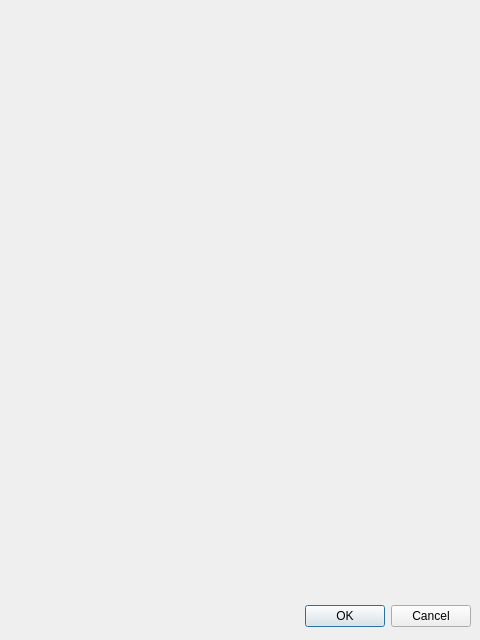
napcode/appstream, file serverconnectiondialog.ui: the form before one commit.
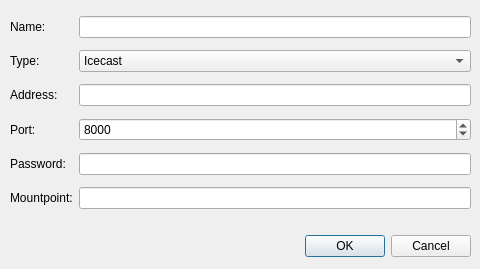
The form after the commit.

```diff
--- a/serverconnectiondialog.ui
+++ b/serverconnectiondialog.ui
@@ -7,7 +7,7 @@
     <x>0</x>
     <y>0</y>
     <width>480</width>
-    <height>640</height>
+    <height>269</height>
    </rect>
   </property>
   <property name="windowTitle">
@@ -17,7 +17,7 @@
    <property name="geometry">
     <rect>
      <x>10</x>
-     <y>600</y>
+     <y>230</y>
      <width>461</width>
      <height>32</height>
     </rect>
@@ -29,6 +29,100 @@
     <set>QDialogButtonBox::Cancel|QDialogButtonBox::Ok</set>
    </property>
   </widget>
+  <widget class="QWidget" name="">
+   <property name="geometry">
+    <rect>
+     <x>10</x>
+     <y>10</y>
+     <width>461</width>
+     <height>211</height>
+    </rect>
+   </property>
+   <layout class="QGridLayout" name="gridLayout">
+    <item row="4" column="0">
+     <widget class="QLabel" name="label_3">
+      <property name="text">
+       <string>Port:</string>
+      </property>
+     </widget>
+    </item>
+    <item row="1" column="0">
+     <widget class="QLabel" name="label">
+      <property name="text">
+       <string>Name:</string>
+      </property>
+     </widget>
+    </item>
+    <item row="4" column="2">
+     <widget class="QSpinBox" name="sbPort">
+      <property name="maximum">
+       <number>65536</number>
+      </property>
+      <property name="value">
+       <number>8000</number>
+      </property>
+     </widget>
+    </item>
+    <item row="5" column="2">
+     <widget class="QLineEdit" name="edPassword">
+      <property name="echoMode">
+       <enum>QLineEdit::PasswordEchoOnEdit</enum>
+      </property>
+     </widget>
+    </item>
+    <item row="6" column="2">
+     <widget class="QLineEdit" name="edMountpoint"/>
+    </item>
+    <item row="3" column="0">
+     <widget class="QLabel" name="label_2">
+      <property name="text">
+       <string>Address:</string>
+      </property>
+     </widget>
+    </item>
+    <item row="6" column="0">
+     <widget class="QLabel" name="label_5">
+      <property name="text">
+       <string>Mountpoint:</string>
+      </property>
+     </widget>
+    </item>
+    <item row="5" column="0">
+     <widget class="QLabel" name="label_4">
+      <property name="text">
+       <string>Password:</string>
+      </property>
+     </widget>
+    </item>
+    <item row="1" column="2">
+     <widget class="QLineEdit" name="edName"/>
+    </item>
+    <item row="3" column="2">
+     <widget class="QLineEdit" name="edAdress"/>
+    </item>
+    <item row="2" column="0">
+     <widget class="QLabel" name="label_6">
+      <property name="text">
+       <string>Type:</string>
+      </property>
+     </widget>
+    </item>
+    <item row="2" column="2">
+     <widget class="QComboBox" name="cbType">
+      <item>
+       <property name="text">
+        <string>Icecast</string>
+       </property>
+      </item>
+      <item>
+       <property name="text">
+        <string>Shoutcast</string>
+       </property>
+      </item>
+     </widget>
+    </item>
+   </layout>
+  </widget>
  </widget>
  <resources/>
  <connections>
```
Left out of the diff: 6 changed lines with no effect on the pictures.
